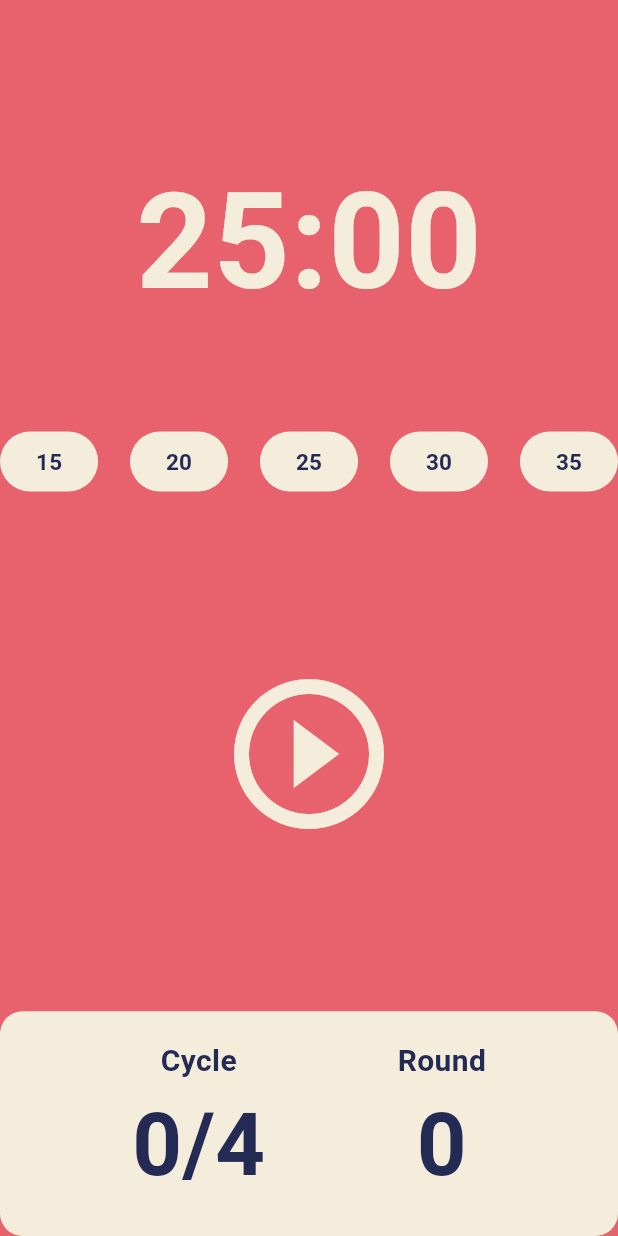
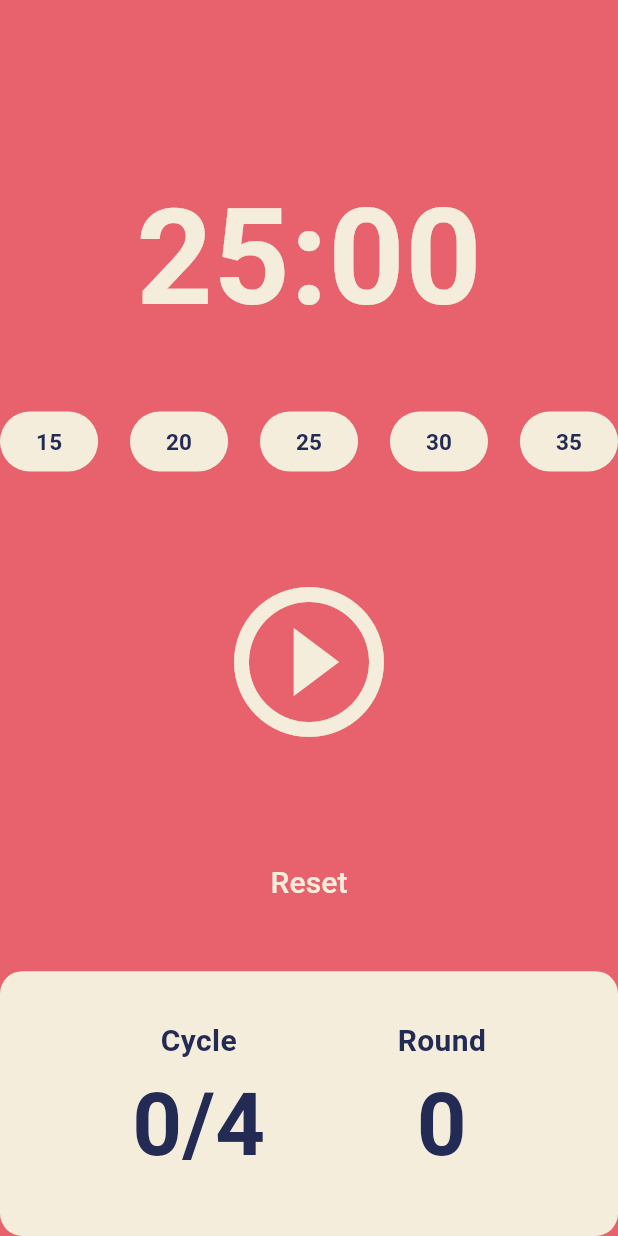
Before and after one commit to DawnSurplus/Pomodoro, a Flutter app: the screen it shows after launch, on a phone screen of 412 x 824 dp. Run offline on Flutter 3.47's test engine with Material 3 defaults, Android fonts, the phone set to English and light mode, and no system bars.

Commit message:
[resolve #7] 타이머 리셋 할 수 있도록 구현

```diff
--- a/lib/home_screen.dart
+++ b/lib/home_screen.dart
@@ -64,9 +64,9 @@ class _HomeScreenState extends State<HomeScreen> {
             isRestTime = true;
             totalSeconds = t5MinToSec;
           }
-      } else {
-        totalSeconds -= 1;
-      }
+        } else {
+          totalSeconds -= 1;
+        }
       });
     } else {
       timer.cancel();
@@ -122,6 +122,19 @@ class _HomeScreenState extends State<HomeScreen> {
     setTime(t35MinToSec);
   }
 
+  void resetTimer() {
+    setState(() {
+      isRunning = false;
+      isRestTime = false;
+
+      totalCycle = 0;
+      totalRound = 0;
+      totalSeconds = selectedTime;
+
+      timeState = "";
+    });
+  }
+
   @override
   Widget build(BuildContext context) {
     return Scaffold(
@@ -131,7 +144,7 @@ class _HomeScreenState extends State<HomeScreen> {
         children: [
           // Time
           Flexible(
-            flex: 3,
+            flex: 4,
             child: Container(
               alignment: Alignment.bottomCenter,
               child: Column(
@@ -246,9 +259,19 @@ class _HomeScreenState extends State<HomeScreen> {
               ),
             ),
           ),
+          Flexible(
+            flex: 1,
+            child: TextButton(
+                onPressed: resetTimer,
+                child: Text(
+                  "Reset",
+                  style: TextStyle(
+                      color: Theme.of(context).cardColor, fontSize: 20),
+                )),
+          ),
           // Count
           Flexible(
-            flex: 2,
+            flex: 3,
             child: Row(
               children: [
                 Expanded(
```
